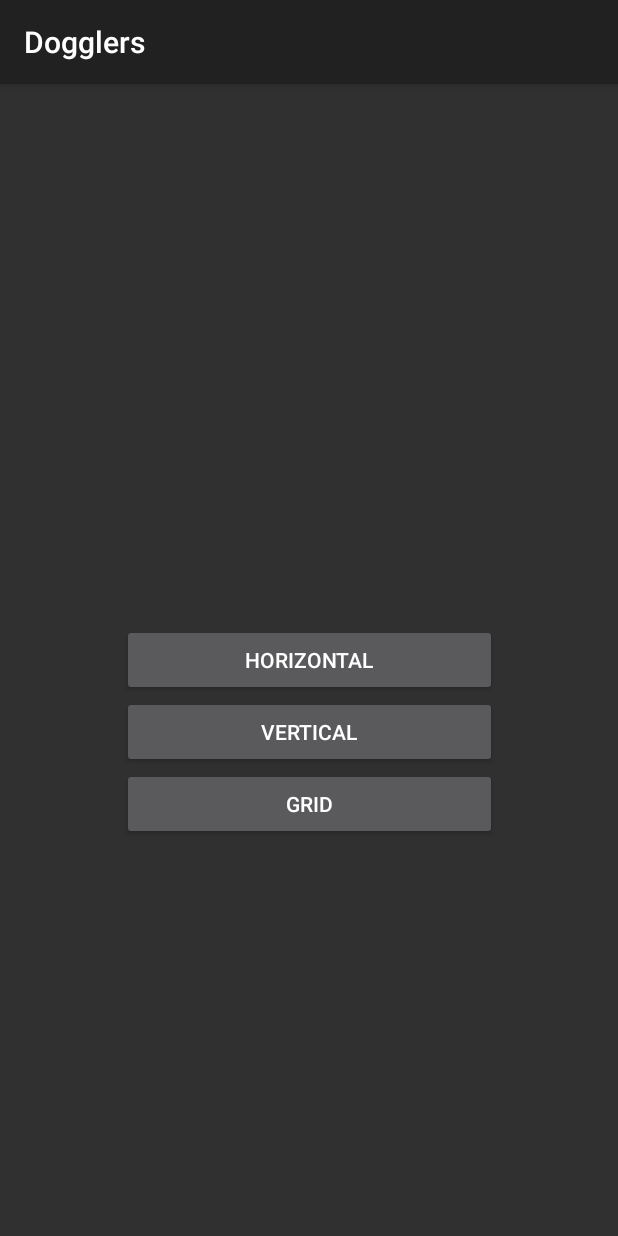
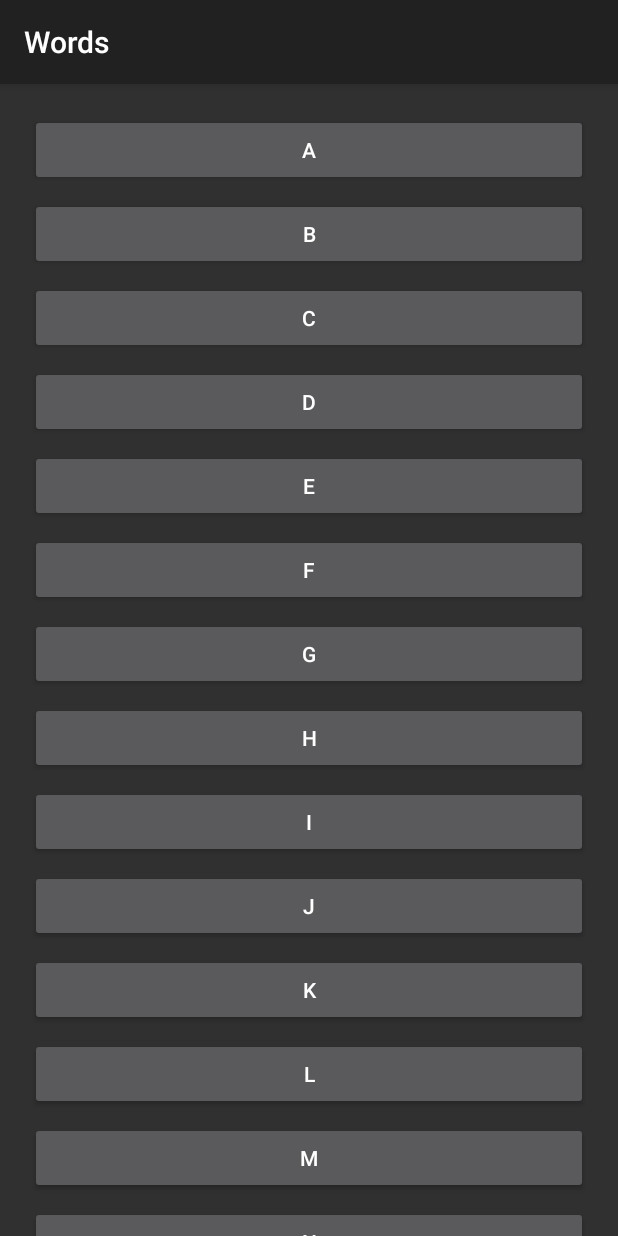
Before and after one commit to MarinaShnyakina/PracticingKotlinAndAndroidStudio, an Android app: the screen it shows after launch (MainClassDogglers before the commit, MainClassWords after it), on a phone screen of 412 x 824 dp. Run offline under Robolectric (Android 15) with nearby library versions, the phone set to English and light mode, and no system bars.

Commit message:
Prepare everything for a new Word project, to study intent

```diff
--- /dev/null
+++ b/app/src/main/java/com/example/practicingkotlinandandroidstudio/Words/DetailActivity.kt
@@ -0,0 +1,30 @@
+package com.example.practicingkotlinandandroidstudio.Words
+
+import android.os.Bundle
+import androidx.appcompat.app.AppCompatActivity
+import androidx.recyclerview.widget.DividerItemDecoration
+import androidx.recyclerview.widget.LinearLayoutManager
+import com.example.practicingkotlinandandroidstudio.R
+import com.example.practicingkotlinandandroidstudio.databinding.ActivityWordsDetailBinding
+
+class DetailActivity : AppCompatActivity() {
+    private lateinit var binding: ActivityWordsDetailBinding
+    override fun onCreate(savedInstanceState: Bundle?) {
+        super.onCreate(savedInstanceState)
+
+        binding = ActivityWordsDetailBinding.inflate(layoutInflater)
+        setContentView(binding.root)
+
+        val letterId = "A"
+
+        val recyclerView = binding.recyclerView
+        recyclerView.layoutManager = LinearLayoutManager(this)
+        recyclerView.adapter = WordAdapter(letterId, this)
+
+        recyclerView.addItemDecoration(
+            DividerItemDecoration(this, DividerItemDecoration.VERTICAL)
+        )
+        title = getString(R.string.detail_prefix) + " " + letterId
+
+    }
+}
--- /dev/null
+++ b/app/src/main/java/com/example/practicingkotlinandandroidstudio/Words/LetterAdapter.kt
@@ -0,0 +1,62 @@
+package com.example.practicingkotlinandandroidstudio.Words
+
+import android.content.Intent
+import android.os.Build
+import android.view.LayoutInflater
+import android.view.View
+import android.view.ViewGroup
+import android.view.accessibility.AccessibilityNodeInfo
+import android.widget.Button
+import androidx.annotation.RequiresApi
+import androidx.recyclerview.widget.RecyclerView
+import com.example.practicingkotlinandandroidstudio.R
+
+class LetterAdapter : RecyclerView.Adapter<LetterAdapter.LetterViewHolder>() {
+    private val list = ('A').rangeTo('Z').toList()
+
+    class LetterViewHolder(val view: View) : RecyclerView.ViewHolder(view) {
+        val button = view.findViewById<Button>(R.id.button_item)
+    }
+
+    override fun onCreateViewHolder(parent: ViewGroup, viewType: Int): LetterViewHolder {
+        val layout = LayoutInflater.from(parent.context)
+            .inflate(R.layout.activity_words_item_view, parent, false)
+        layout.accessibilityDelegate = WordAdapter
+        return LetterViewHolder(layout)
+    }
+
+    override fun getItemCount(): Int {
+        return list.size
+    }
+
+    override fun onBindViewHolder(holder: LetterViewHolder, position: Int) {
+        val item = list.get(position)
+        holder.button.text = item.toString()
+
+        holder.button.setOnClickListener {
+            val context = holder.itemView.context
+            val intent = Intent(context, DetailActivity::class.java)
+            intent.putExtra("letter", holder.button.text.toString())
+            context.startActivity(intent)
+        }
+    }
+
+    companion object Accessibility : View.AccessibilityDelegate() {
+        @RequiresApi(Build.VERSION_CODES.O)
+        override fun onInitializeAccessibilityNodeInfo(
+            host: View,
+            info: AccessibilityNodeInfo
+        ) {
+            super.onInitializeAccessibilityNodeInfo(host, info)
+
+            val customString = host.context?.getString(R.string.look_up_words)
+            val customClick =
+                AccessibilityNodeInfo.AccessibilityAction(
+                    AccessibilityNodeInfo.ACTION_CLICK,
+                    customString
+                )
+            info.addAction(customClick)
+        }
+    }
+
+}
--- /dev/null
+++ b/app/src/main/java/com/example/practicingkotlinandandroidstudio/Words/MainClassWords.kt
@@ -0,0 +1,24 @@
+package com.example.practicingkotlinandandroidstudio.Words
+
+import android.os.Bundle
+import androidx.appcompat.app.AppCompatActivity
+import androidx.recyclerview.widget.LinearLayoutManager
+import androidx.recyclerview.widget.RecyclerView
+import com.example.practicingkotlinandandroidstudio.databinding.ActivityWordsMainBinding
+
+
+class MainClassWords : AppCompatActivity() {
+    private lateinit var binding: ActivityWordsMainBinding
+    private lateinit var recyclerView: RecyclerView
+
+    override fun onCreate(savedInstanceState: Bundle?) {
+        super.onCreate(savedInstanceState)
+
+        binding = ActivityWordsMainBinding.inflate(layoutInflater)
+        setContentView(binding.root)
+
+        recyclerView = binding.recyclerView
+        recyclerView.layoutManager = LinearLayoutManager(this)
+        recyclerView.adapter = LetterAdapter()
+    }
+}
--- /dev/null
+++ b/app/src/main/java/com/example/practicingkotlinandandroidstudio/Words/WordAdapter.kt
@@ -0,0 +1,91 @@
+package com.example.practicingkotlinandandroidstudio.Words
+
+import android.content.Context
+import android.os.Build
+import android.view.LayoutInflater
+import android.view.View
+import android.view.ViewGroup
+import android.view.accessibility.AccessibilityNodeInfo
+import android.widget.Button
+import androidx.annotation.RequiresApi
+import androidx.recyclerview.widget.RecyclerView
+import com.example.practicingkotlinandandroidstudio.R
+
+class WordAdapter(private val letterId: String, context: Context) :
+    RecyclerView.Adapter<WordAdapter.WordViewHolder>() {
+
+    private val filteredWords: List<String>
+
+    init {
+        // Retrieve the list of words from res/values/arrays.xml
+        val words = context.resources.getStringArray(R.array.words).toList()
+
+        filteredWords = words
+            // Returns items in a collection if the conditional clause is true,
+            // in this case if an item starts with the given letter,
+            // ignoring UPPERCASE or lowercase.
+            .filter { it.startsWith(letterId, ignoreCase = true) }
+            // Returns a collection that it has shuffled in place
+            .shuffled()
+            // Returns the first n items as a [List]
+            .take(5)
+            // Returns a sorted version of that [List]
+            .sorted()
+    }
+
+    class WordViewHolder(val view: View) : RecyclerView.ViewHolder(view) {
+        val button = view.findViewById<Button>(R.id.button_item)
+    }
+
+    override fun getItemCount(): Int = filteredWords.size
+
+    /**
+     * Creates new views with R.layout.item_view as its template
+     */
+    override fun onCreateViewHolder(parent: ViewGroup, viewType: Int): WordViewHolder {
+        val layout = LayoutInflater
+            .from(parent.context)
+            .inflate(R.layout.activity_words_item_view, parent, false)
+
+        // Setup custom accessibility delegate to set the text read
+        layout.accessibilityDelegate = LetterAdapter
+
+        return WordViewHolder(layout)
+    }
+
+    /**
+     * Replaces the content of an existing view with new data
+     */
+    override fun onBindViewHolder(holder: WordViewHolder, position: Int) {
+
+        val item = filteredWords[position]
+        // Needed to call startActivity
+        val context = holder.view.context
+
+        // Set the text of the WordViewHolder
+        holder.button.text = item
+
+    }
+    // Setup custom accessibility delegate to set the text read with
+    // an accessibility service
+    companion object Accessibility : View.AccessibilityDelegate() {
+        @RequiresApi(Build.VERSION_CODES.LOLLIPOP)
+        override fun onInitializeAccessibilityNodeInfo(
+            host: View,
+            info: AccessibilityNodeInfo
+        ) {
+            super.onInitializeAccessibilityNodeInfo(host, info)
+            // With `null` as the second argument to [AccessibilityAction], the
+            // accessibility service announces "double tap to activate".
+            // If a custom string is provided,
+            // it announces "double tap to <custom string>".
+            val customString = host.context?.getString(R.string.look_up_word)
+            val customClick =
+                AccessibilityNodeInfo.AccessibilityAction(
+                    AccessibilityNodeInfo.ACTION_CLICK,
+                    customString
+                )
+            info.addAction(customClick)
+        }
+    }
+}
--- /dev/null
+++ b/app/src/main/res/layout/activity_words_detail.xml
@@ -0,0 +1,15 @@
+<?xml version="1.0" encoding="utf-8"?>
+<FrameLayout xmlns:android="http://schemas.android.com/apk/res/android"
+    xmlns:tools="http://schemas.android.com/tools"
+    android:layout_width="match_parent"
+    android:layout_height="match_parent">
+
+    <androidx.recyclerview.widget.RecyclerView
+        android:id="@+id/recycler_view"
+        android:layout_width="match_parent"
+        android:layout_height="match_parent"
+        android:clipToPadding="false"
+        android:padding="16dp"
+        tools:listitem="@layout/item_view" />
+
+</FrameLayout>
--- /dev/null
+++ b/app/src/main/res/layout/activity_words_item_view.xml
@@ -0,0 +1,7 @@
+<?xml version="1.0" encoding="utf-8"?>
+<Button xmlns:android="http://schemas.android.com/apk/res/android"
+    android:id="@+id/button_item"
+    android:layout_width="match_parent"
+    android:layout_height="wrap_content"
+    android:layout_margin="4dp"
+    android:padding="8dp" />
--- /dev/null
+++ b/app/src/main/res/layout/activity_words_main.xml
@@ -0,0 +1,13 @@
+<?xml version="1.0" encoding="utf-8"?>
+<FrameLayout xmlns:android="http://schemas.android.com/apk/res/android"
+    xmlns:tools="http://schemas.android.com/tools"
+    android:layout_width="match_parent"
+    android:layout_height="match_parent">
+
+    <androidx.recyclerview.widget.RecyclerView
+        android:id="@+id/recycler_view"
+        android:layout_width="match_parent"
+        android:layout_height="match_parent"
+        android:clipToPadding="false"
+        android:padding="16dp" />
+</FrameLayout>
--- /dev/null
+++ b/app/src/main/res/values/arrays.xml
@@ -0,0 +1,255 @@
+<?xml version="1.0" encoding="utf-8"?>
+<resources>
+    <string-array name="words">
+        <item>aargh</item>
+        <item>about</item>
+        <item>acidic</item>
+        <item>acne</item>
+        <item>acrid</item>
+        <item>acute</item>
+        <item>alphabet</item>
+        <item>anchor</item>
+        <item>anecdote</item>
+        <item>animal</item>
+        <item>automobile</item>
+        <item>awesome</item>
+        <item>back</item>
+        <item>balloon</item>
+        <item>basket</item>
+        <item>bench</item>
+        <item>best</item>
+        <item>birthday</item>
+        <item>books</item>
+        <item>brief</item>
+        <item>business</item>
+        <item>buy</item>
+        <item>camera</item>
+        <item>catapult</item>
+        <item>center</item>
+        <item>children</item>
+        <item>city</item>
+        <item>class</item>
+        <item>click</item>
+        <item>coffee</item>
+        <item>comment</item>
+        <item>company</item>
+        <item>contact</item>
+        <item>copyright</item>
+        <item>creative</item>
+        <item>data</item>
+        <item>day</item>
+        <item>details</item>
+        <item>development</item>
+        <item>dine</item>
+        <item>dream</item>
+        <item>dusk</item>
+        <item>each</item>
+        <item>education</item>
+        <item>electric</item>
+        <item>elephant</item>
+        <item>email</item>
+        <item>emerald</item>
+        <item>event</item>
+        <item>every</item>
+        <item>family</item>
+        <item>file</item>
+        <item>find</item>
+        <item>first</item>
+        <item>flair</item>
+        <item>flight</item>
+        <item>follow</item>
+        <item>forum</item>
+        <item>fox</item>
+        <item>free</item>
+        <item>frequent</item>
+        <item>full</item>
+        <item>game</item>
+        <item>general</item>
+        <item>glass</item>
+        <item>good</item>
+        <item>gram</item>
+        <item>gray</item>
+        <item>great</item>
+        <item>green</item>
+        <item>group</item>
+        <item>guide</item>
+        <item>guitar</item>
+        <item>haircut</item>
+        <item>health</item>
+        <item>hearsay</item>
+        <item>help</item>
+        <item>here</item>
+        <item>home</item>
+        <item>honey</item>
+        <item>hundred</item>
+        <item>hurried</item>
+        <item>ice</item>
+        <item>icon</item>
+        <item>inbox</item>
+        <item>incomplete</item>
+        <item>information</item>
+        <item>investment</item>
+        <item>item</item>
+        <item>jackal</item>
+        <item>january</item>
+        <item>job</item>
+        <item>join</item>
+        <item>joke</item>
+        <item>journal</item>
+        <item>july</item>
+        <item>jump</item>
+        <item>june</item>
+        <item>kangaroo</item>
+        <item>keep</item>
+        <item>keyboard</item>
+        <item>kind</item>
+        <item>kingdom</item>
+        <item>knowledge</item>
+        <item>known</item>
+        <item>koala</item>
+        <item>landscape</item>
+        <item>last</item>
+        <item>late</item>
+        <item>laugh</item>
+        <item>lemon</item>
+        <item>letter</item>
+        <item>lily</item>
+        <item>link</item>
+        <item>list</item>
+        <item>local</item>
+        <item>long</item>
+        <item>madeleine</item>
+        <item>magazine</item>
+        <item>make</item>
+        <item>many</item>
+        <item>marine</item>
+        <item>maze</item>
+        <item>meditate</item>
+        <item>message</item>
+        <item>momentum</item>
+        <item>moon</item>
+        <item>more</item>
+        <item>most</item>
+        <item>mountain</item>
+        <item>music</item>
+        <item>name</item>
+        <item>need</item>
+        <item>negotiate</item>
+        <item>news</item>
+        <item>next</item>
+        <item>night</item>
+        <item>north</item>
+        <item>not</item>
+        <item>now</item>
+        <item>number</item>
+        <item>number</item>
+        <item>oak</item>
+        <item>octopus</item>
+        <item>online</item>
+        <item>only</item>
+        <item>opposite</item>
+        <item>order</item>
+        <item>other</item>
+        <item>pack</item>
+        <item>page</item>
+        <item>painting</item>
+        <item>people</item>
+        <item>pillow</item>
+        <item>pizza</item>
+        <item>podcast</item>
+        <item>polar</item>
+        <item>policy</item>
+        <item>post</item>
+        <item>presentation</item>
+        <item>price</item>
+        <item>product</item>
+        <item>public</item>
+        <item>puppy</item>
+        <item>puzzle</item>
+        <item>quality</item>
+        <item>quantity</item>
+        <item>query</item>
+        <item>quest</item>
+        <item>question</item>
+        <item>quick</item>
+        <item>quince</item>
+        <item>quite</item>
+        <item>quotation</item>
+        <item>read</item>
+        <item>real</item>
+        <item>recipe</item>
+        <item>report</item>
+        <item>research</item>
+        <item>restaurant</item>
+        <item>review</item>
+        <item>revolve</item>
+        <item>rewind</item>
+        <item>right</item>
+        <item>search</item>
+        <item>secret</item>
+        <item>see</item>
+        <item>seed</item>
+        <item>service</item>
+        <item>ship</item>
+        <item>should</item>
+        <item>site</item>
+        <item>skill</item>
+        <item>stargaze</item>
+        <item>state</item>
+        <item>style</item>
+        <item>sunrise</item>
+        <item>taxi</item>
+        <item>tidy</item>
+        <item>time</item>
+        <item>together</item>
+        <item>tourist</item>
+        <item>trailer</item>
+        <item>travel</item>
+        <item>truck</item>
+        <item>under</item>
+        <item>unicorn</item>
+        <item>uniform</item>
+        <item>unique</item>
+        <item>united</item>
+        <item>university</item>
+        <item>uplife</item>
+        <item>useful</item>
+        <item>value</item>
+        <item>various</item>
+        <item>vase</item>
+        <item>version</item>
+        <item>very</item>
+        <item>video</item>
+        <item>view</item>
+        <item>violin</item>
+        <item>vision</item>
+        <item>visit</item>
+        <item>volume</item>
+        <item>walrus</item>
+        <item>wander</item>
+        <item>well</item>
+        <item>whirlwind</item>
+        <item>winter</item>
+        <item>world</item>
+        <item>would</item>
+        <item>xanthin</item>
+        <item>xenial</item>
+        <item>xenolith</item>
+        <item>xenon</item>
+        <item>xiphoid</item>
+        <item>yacht</item>
+        <item>year</item>
+        <item>yield</item>
+        <item>yoga</item>
+        <item>yogurt</item>
+        <item>young</item>
+        <item>your</item>
+        <item>zein</item>
+        <item>zero</item>
+        <item>zigzag</item>
+        <item>zine</item>
+        <item>zone</item>
+        <item>zoo</item>
+        <item>zouk</item>
+    </string-array>
+</resources>
--- a/app/src/main/res/values/strings.xml
+++ b/app/src/main/res/values/strings.xml
@@ -46,4 +46,11 @@
     <string name="horizontal">Horizontal</string>
     <string name="grid">Grid</string>
     <string name="app_dogglers">Dogglers</string>
+
+    <!--    An app for Words-->
+    <string name="words">Words</string>
+    <string name="detail_prefix">Words That Start With</string>
+    <string name="action_switch_layout">Switch Layout</string>
+    <string name="look_up_word">Look up word in a Browser Search</string>
+    <string name="look_up_words">Show Stored Words</string>
 </resources>
--- a/app/src/main/res/values/style.xml
+++ b/app/src/main/res/values/style.xml
@@ -24,4 +24,8 @@
         <item name="android:textSize">20sp</item>
     </style>
 
+    <!--    Style for the app of Words-->
+    <style name="Widget.Words.TextView" parent="Widget.MaterialComponents.TextView">
+        <item name="android:textAppearance">?attr/textAppearanceHeadline4</item>
+    </style>
 </resources>
```
Also changed, not shown: app/src/main/AndroidManifest.xml (+7 -2 lines).
